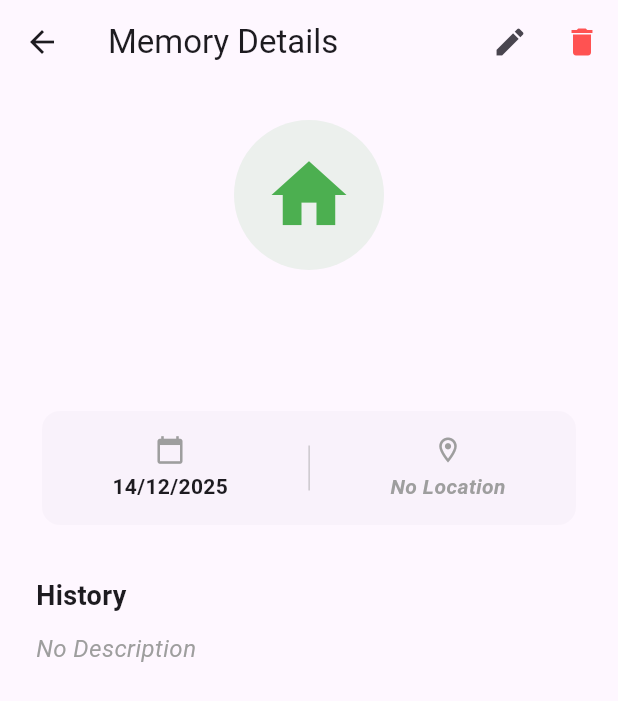
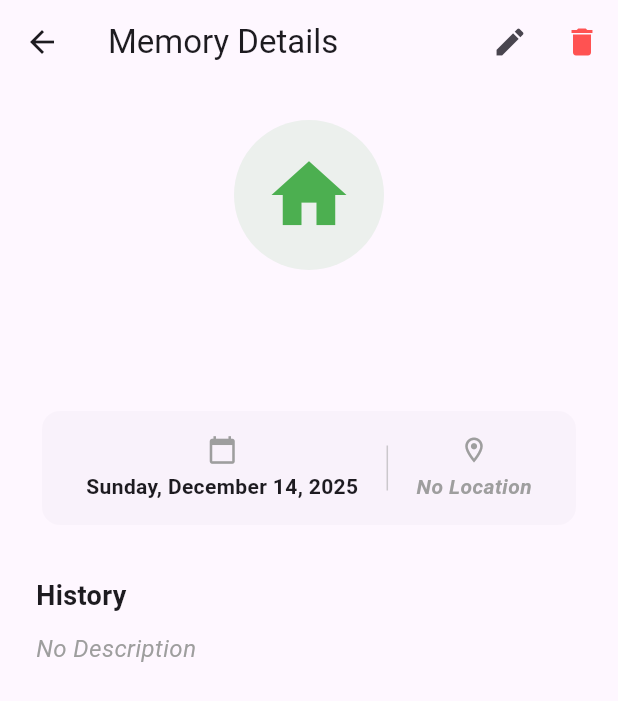
Before and after one commit to GonzhaI/couple-timeline-app, a Flutter app: the MemoryDetailScreen screen opened directly with empty values, on a phone screen of 412 x 824 dp. Shown: the top 701 px of the screen. Run offline on Flutter 3.47's test engine with Material 3 defaults, Android fonts, the light colour scheme and no system bars; our stand-ins replace cloud_firestore, firebase_auth, firebase_core; accounts and stored records are empty; network calls fail.

Commit message:
Feat: Implementación de fechas internacionales.

```diff
--- a/lib/l10n/app_en.arb
+++ b/lib/l10n/app_en.arb
@@ -81,5 +81,6 @@
     "nameUpdatedMsg": "Name updated successfully!",
     "copyCodeTooltip": "Copy Code",
     "memoryDetailsTitle": "Memory Details",
-    "detailHistory": "History"
+    "detailHistory": "History",
+    "noMemoriesFound": "No memories found."
 }
--- a/lib/l10n/app_es.arb
+++ b/lib/l10n/app_es.arb
@@ -81,5 +81,7 @@
     "nameUpdatedMsg": "¡Nombre actualizado correctamente!",
     "copyCodeTooltip": "Copiar Código",
     "memoryDetailsTitle": "Detalle del Recuerdo",
-    "detailHistory": "Historia"
+    "detailHistory": "Historia",
+    "noMemoriesFound": "No se encontraron recuerdos."
+
 }
--- a/lib/l10n/app_localizations.dart
+++ b/lib/l10n/app_localizations.dart
@@ -595,6 +595,12 @@ abstract class AppLocalizations {
   /// In es, this message translates to:
   /// **'Historia'**
   String get detailHistory;
+
+  /// No description provided for @noMemoriesFound.
+  ///
+  /// In es, this message translates to:
+  /// **'No se encontraron recuerdos.'**
+  String get noMemoriesFound;
 }
 
 class _AppLocalizationsDelegate
--- a/lib/l10n/app_localizations_en.dart
+++ b/lib/l10n/app_localizations_en.dart
@@ -259,4 +259,7 @@ class AppLocalizationsEn extends AppLocalizations {
 
   @override
   String get detailHistory => 'History';
+
+  @override
+  String get noMemoriesFound => 'No memories found.';
 }
--- a/lib/l10n/app_localizations_es.dart
+++ b/lib/l10n/app_localizations_es.dart
@@ -258,4 +258,7 @@ class AppLocalizationsEs extends AppLocalizations {
 
   @override
   String get detailHistory => 'Historia';
+
+  @override
+  String get noMemoriesFound => 'No se encontraron recuerdos.';
 }
--- a/lib/main.dart
+++ b/lib/main.dart
@@ -4,6 +4,7 @@ import 'package:flutter_localizations/flutter_localizations.dart';
 import 'package:couple_timeline/l10n/app_localizations.dart';
 import 'package:firebase_core/firebase_core.dart';
 import 'package:couple_timeline/firebase_options.dart';
+import 'package:flutter_localizations/flutter_localizations.dart';
 
 void main() async {
   // 1. Initialize Flutter
--- a/lib/screens/memory_detail_screen.dart
+++ b/lib/screens/memory_detail_screen.dart
@@ -2,6 +2,7 @@ import 'package:cloud_firestore/cloud_firestore.dart';
 import 'package:couple_timeline/l10n/app_localizations.dart';
 import 'package:couple_timeline/screens/add_memory_screen.dart';
 import 'package:couple_timeline/services/database_service.dart';
+import 'package:couple_timeline/utils/date_formatter.dart';
 import 'package:couple_timeline/utils/memory_categories.dart';
 import 'package:flutter/material.dart';
 
@@ -59,7 +60,7 @@ class MemoryDetailScreen extends StatelessWidget {
     if (data['date'] != null) {
       date = (data['date'] as Timestamp).toDate();
     }
-    final String dateString = "${date.day}/${date.month}/${date.year}";
+    final String dateString = formatFullDate(context, date);
 
     return Scaffold(
       appBar: AppBar(
--- a/lib/screens/profile_screen.dart
+++ b/lib/screens/profile_screen.dart
@@ -60,7 +60,9 @@ class _ProfileScreenState extends State<ProfileScreen> {
     } catch (e) {
       if (mounted) {
         setState(() => _isLoading = false);
-        ScaffoldMessenger.of(context).showSnackBar(SnackBar(content: Text("Error: $e"), backgroundColor: Colors.red));
+        ScaffoldMessenger.of(
+          context,
+        ).showSnackBar(SnackBar(content: Text("${l10n.errorPrefix}$e}"), backgroundColor: Colors.red));
       }
     }
   }
--- /dev/null
+++ b/lib/utils/date_formatter.dart
@@ -0,0 +1,13 @@
+import 'package:flutter/material.dart';
+import 'package:intl/intl.dart';
+
+String formatDate(BuildContext context, DateTime date) {
+  final String locale = Localizations.localeOf(context).languageCode;
+
+  return DateFormat.yMMMd(locale).format(date);
+}
+
+String formatFullDate(BuildContext context, DateTime date) {
+  final String locale = Localizations.localeOf(context).languageCode;
+  return DateFormat.yMMMMEEEEd(locale).format(date);
+}
--- a/lib/widgets/memory_card.dart
+++ b/lib/widgets/memory_card.dart
@@ -5,6 +5,7 @@ import 'package:couple_timeline/services/database_service.dart';
 import 'package:couple_timeline/l10n/app_localizations.dart';
 import 'package:couple_timeline/utils/memory_categories.dart';
 import 'package:couple_timeline/screens/memory_detail_screen.dart';
+import 'package:couple_timeline/utils/date_formatter.dart';
 
 class MemoryCard extends StatelessWidget {
   final String memoryId;
@@ -61,7 +62,7 @@ class MemoryCard extends StatelessWidget {
     if (data['date'] != null) {
       date = (data['date'] as Timestamp).toDate();
     }
-    final String dateString = "${date.day}/${date.month}/${date.year}";
+    final dateString = formatDate(context, date);
 
     return Card(
       margin: const EdgeInsets.only(bottom: 16.0),
```
Also changed, not shown: lib/screens/home_screen.dart (+2 -5 lines).
